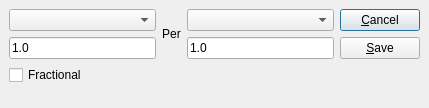
Qt form xtuple/trunk/guiclient/uomConv.ui (WooodHead/xtuple) before a commit.
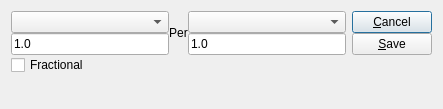
The same form after that commit. Custom widgets are drawn as their Qt base class.

Commit message: Issue #18706:require _uomFrom and _uomTo

```diff
--- a/xtuple/trunk/guiclient/uomConv.ui
+++ b/xtuple/trunk/guiclient/uomConv.ui
@@ -8,51 +8,37 @@
 is available at www.xtuple.com/CPAL.  By using this software, you agree
 to be bound by its terms.</comment>
  <class>uomConv</class>
- <widget class="QDialog" name="uomConv" >
-  <property name="geometry" >
+ <widget class="QDialog" name="uomConv">
+  <property name="geometry">
    <rect>
     <x>0</x>
     <y>0</y>
-    <width>429</width>
-    <height>108</height>
+    <width>443</width>
+    <height>109</height>
    </rect>
   </property>
   <property name="windowTitle" >
    <string>Conversion</string>
   </property>
-  <layout class="QHBoxLayout" >
-   <property name="margin" >
-    <number>9</number>
-   </property>
-   <property name="spacing" >
-    <number>6</number>
-   </property>
+  <layout class="QHBoxLayout">
    <item>
-    <layout class="QVBoxLayout" >
-     <property name="margin" >
-      <number>0</number>
-     </property>
-     <property name="spacing" >
+    <layout class="QVBoxLayout">
+     <property name="spacing">
       <number>0</number>
      </property>
      <item>
-      <layout class="QVBoxLayout" >
-       <property name="margin" >
-        <number>0</number>
-       </property>
-       <property name="spacing" >
-        <number>6</number>
-       </property>
+      <layout class="QVBoxLayout">
        <item>
-        <layout class="QGridLayout" >
-         <property name="margin" >
-          <number>0</number>
-         </property>
-         <property name="spacing" >
-          <number>6</number>
-         </property>
-         <item row="0" column="0" >
-          <widget class="XComboBox" name="_uomFrom" />
+        <layout class="QGridLayout">
+         <item row="0" column="0">
+          <widget class="XComboBox" name="_uomFrom">
+           <property name="currentIndex">
+            <number>-1</number>
+           </property>
+           <property name="type">
+            <enum>XComboBox::UOMs</enum>
+           </property>
+          </widget>
          </item>
          <item rowspan="2" row="0" column="1" >
           <widget class="QLabel" name="label" >
@@ -108,21 +94,12 @@
     </layout>
    </item>
    <item>
-    <layout class="QVBoxLayout" >
-     <property name="margin" >
-      <number>0</number>
-     </property>
-     <property name="spacing" >
+    <layout class="QVBoxLayout">
+     <property name="spacing">
       <number>0</number>
      </property>
      <item>
-      <layout class="QVBoxLayout" >
-       <property name="margin" >
-        <number>0</number>
-       </property>
-       <property name="spacing" >
-        <number>6</number>
-       </property>
+      <layout class="QVBoxLayout">
        <item>
         <widget class="QPushButton" name="_cancel" >
          <property name="text" >
@@ -157,16 +134,17 @@
   </layout>
  </widget>
  <customwidgets>
-  <customwidget>
-   <class>XLineEdit</class>
-   <extends>QLineEdit</extends>
-   <header>xlineedit.h</header>
-  </customwidget>
   <customwidget>
    <class>XComboBox</class>
    <extends>QComboBox</extends>
    <header>xcombobox.h</header>
   </customwidget>
+  <customwidget>
+   <class>XLineEdit</class>
+   <extends>QLineEdit</extends>
+   <header>xlineedit.h</header>
+   <container>1</container>
+  </customwidget>
  </customwidgets>
  <tabstops>
   <tabstop>_uomFrom</tabstop>
```
Left out of the diff: 54 changed lines with no effect on the pictures. The commit also changes 1 other file.
